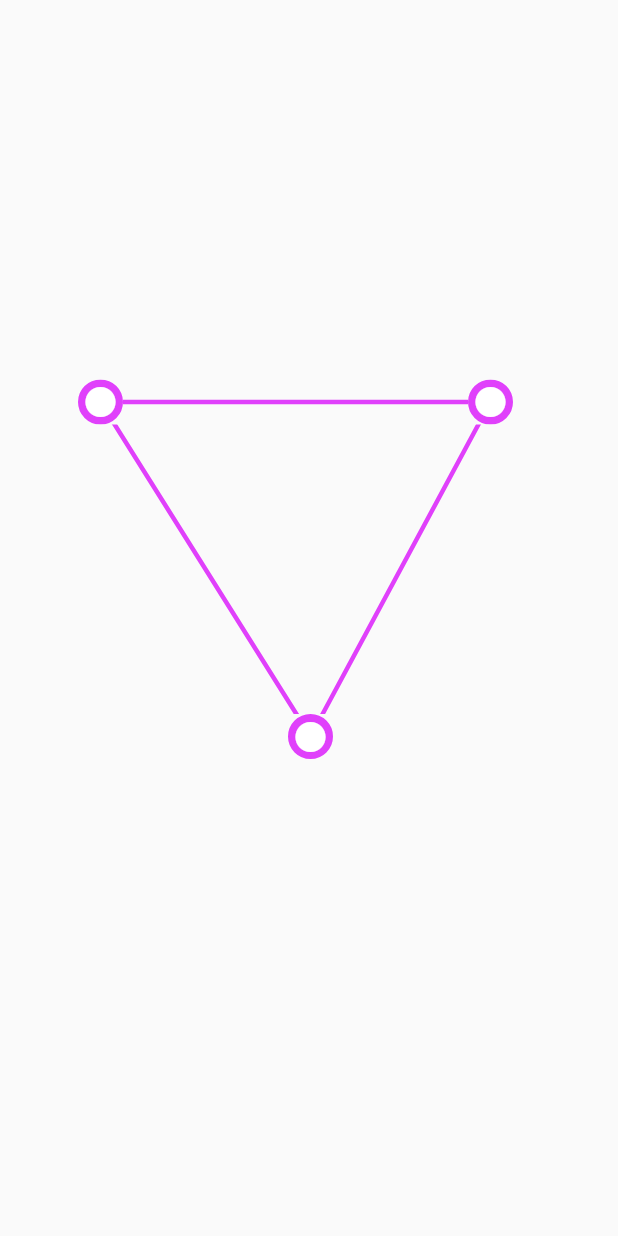
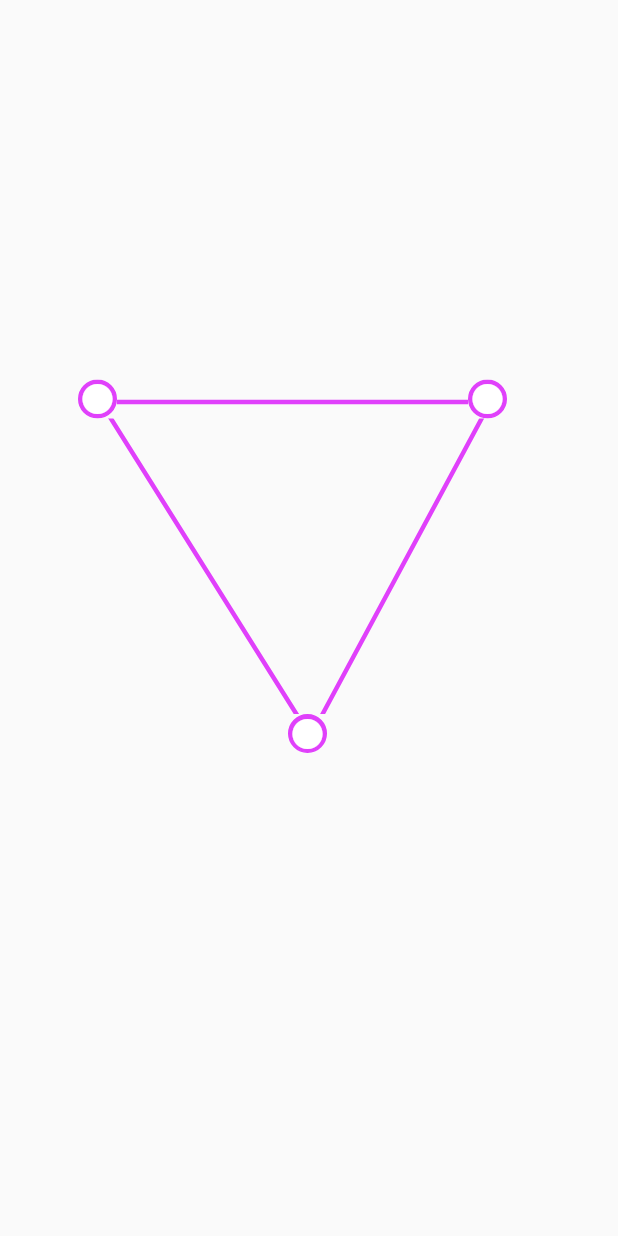
Before and after one commit to alice-ang/flutter, a Flutter app: the screen it shows after launch, on a phone screen of 412 x 824 dp. Run offline on Flutter 3.47's test engine with Material 2 defaults, Android fonts, the light colour scheme and no system bars.

Commit message:
fix: border width

```diff
--- a/lib/main.dart
+++ b/lib/main.dart
@@ -57,7 +57,7 @@ class _MyCanvasState extends State<MyCanvas> {
     Material circle = Material(
         child: Ink(
       decoration: BoxDecoration(
-        border: Border.all(color: Colors.purpleAccent, width: 3),
+        border: Border.all(color: Colors.purpleAccent, width: 1),
         color: Colors.purpleAccent,
         shape: BoxShape.circle,
       ),
```
